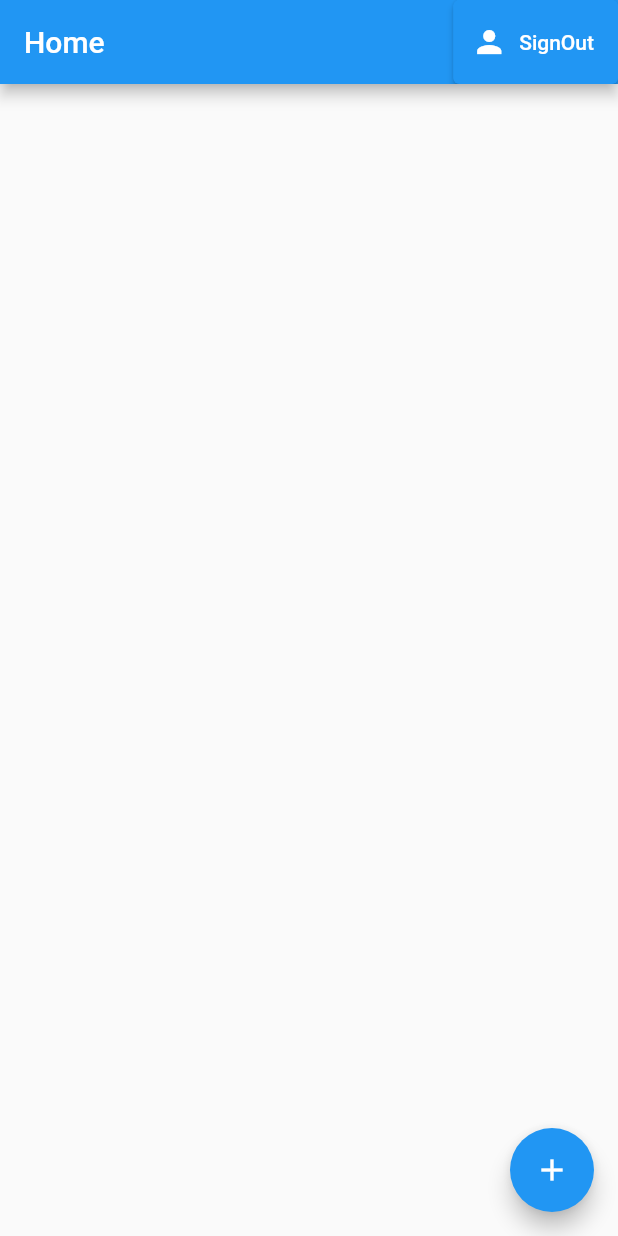
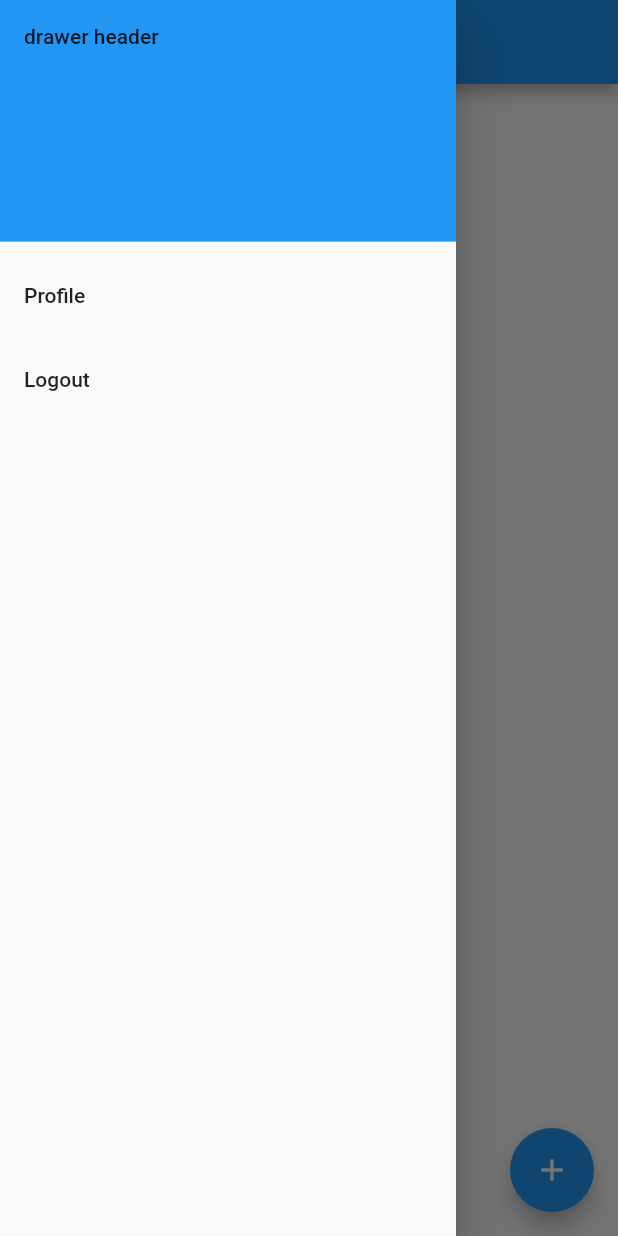
Before and after one commit to otaruit/flutter_twitter, a Flutter app: the screen it shows once a user with an empty profile is signed in, with the side drawer open (before the commit the screen has no drawer), on a phone screen of 412 x 824 dp. Run offline on Flutter 3.47's test engine with Material 2 defaults, Android fonts, the phone set to English and light mode, and no system bars; our stand-ins replace cloud_firestore, firebase_auth, firebase_core; accounts and stored records are empty; network calls fail.

Commit message:
twitter_6_途中

```diff
--- a/lib/screens/main/home.dart
+++ b/lib/screens/main/home.dart
@@ -10,19 +10,7 @@ class Home extends StatelessWidget {
     return Scaffold(
       appBar: AppBar(
         title: const Text("Home"),
-        actions: <Widget>[
-          ElevatedButton.icon(
-            onPressed: () async {
-              _authService.signOut();
-            },
-            icon: const Icon(
-              // <-- Icon
-              Icons.person,
-              size: 24.0,
-            ),
-            label: const Text('SignOut'), // <-- Text
-          ),
-        ],
+
       ),
       floatingActionButton: FloatingActionButton(
         onPressed: () {
@@ -30,6 +18,28 @@ class Home extends StatelessWidget {
         },
         child: const Icon(Icons.add),
       ),
+      drawer: Drawer(
+        child: ListView(
+          children: <Widget>[
+            const DrawerHeader(
+              decoration: BoxDecoration(color: Colors.blue),
+              child: Text('drawer header'),
+            ),
+            ListTile(
+              title: const Text('Profile'),
+              onTap: () {
+                Navigator.pushNamed(context, '/profile');
+              },
+            ),
+            ListTile(
+              title: const Text('Logout'),
+              onTap: () async {
+                _authService.signOut();
+              },
+            ),
+          ],
+        ),
+      ),
     );
   }
 }
--- a/lib/screens/main/posts/add.dart
+++ b/lib/screens/main/posts/add.dart
@@ -1,5 +1,5 @@
 import 'package:flutter/material.dart';
-import 'package:flutter_twitter/services/post.dart';
+import 'package:flutter_twitter/services/posts.dart';
 
 class Add extends StatefulWidget {
   const Add({super.key});
--- /dev/null
+++ b/lib/screens/main/profile/profile.dart
@@ -0,0 +1,28 @@
+import 'package:firebase_auth/firebase_auth.dart';
+import 'package:flutter/material.dart';
+import 'package:flutter_twitter/screens/main/posts/list.dart';
+import 'package:flutter_twitter/services/posts.dart';
+import 'package:provider/provider.dart';
+
+class Profile extends StatefulWidget {
+  const Profile({super.key});
+
+  @override
+  State<Profile> createState() => _ProfileState();
+}
+
+class _ProfileState extends State<Profile> {
+  PostService _postService = PostService();
+  @override
+  Widget build(BuildContext context) {
+    return StreamProvider.value(
+        value:
+            _postService.getPostsByUser(FirebaseAuth.instance.currentUser?.uid),
+        initialData: null,
+        child: Scaffold(
+          body: Container(
+            child: ListPosts(),
+          ),
+        ));
+  }
+}
--- a/lib/screens/wrapper.dart
+++ b/lib/screens/wrapper.dart
@@ -3,6 +3,7 @@ import 'package:flutter_twitter/models/user.dart';
 import 'package:flutter_twitter/screens/auth/signup.dart';
 import 'package:flutter_twitter/screens/main/home.dart';
 import 'package:flutter_twitter/screens/main/posts/add.dart';
+import 'package:flutter_twitter/screens/main/profile/profile.dart';
 import 'package:provider/provider.dart';
 
 class Wrapper extends StatelessWidget {
@@ -22,7 +23,8 @@ class Wrapper extends StatelessWidget {
       initialRoute: '/',
       routes: {
         '/': (context) => const Home(),
-        '/add': (context) => const Add()
+        '/add': (context) => const Add(),
+        '/profile': (context) => const Profile(),
       },
     );
 
--- a/lib/services/auth.dart
+++ b/lib/services/auth.dart
@@ -1,3 +1,4 @@
+import 'package:cloud_firestore/cloud_firestore.dart';
 import 'package:firebase_auth/firebase_auth.dart';
 import 'package:flutter_twitter/models/user.dart';
 
@@ -5,15 +6,11 @@ class AuthService {
   FirebaseAuth auth = FirebaseAuth.instance;
 
   UserModel? _userFromFirebaseUser(User? user) {
-    // null安全のために User? を受け入れるように変更
-    if (user != null) {
-      return UserModel(id: user.uid);
-    }
-    return null; // ユーザーがnullの場合はnullを返す
+    return user != null ? UserModel(id: user.uid) : null;
   }
 
   Stream<UserModel?> get user {
-    return auth.authStateChanges().map((user) => _userFromFirebaseUser(user));
+    return auth.authStateChanges().map(_userFromFirebaseUser);
   }
 
   Future signUp(email, password) async {
@@ -22,9 +19,14 @@ class AuthService {
           email: email, password: password);
       User? user = userCredential.user;
 
+      await FirebaseFirestore.instance
+          .collection('users')
+          .doc(user?.uid)
+          .set({'name': email, 'email': email});
       if (user != null) {
         _userFromFirebaseUser(user);
       }
+
     } on FirebaseAuthException catch (e) {
       if (e.code == 'weak-password') {
         print('The password provided is too weak.');
--- a/pubspec.yaml
+++ b/pubspec.yaml
@@ -39,6 +39,7 @@ dependencies:
   firebase_auth: ^4.11.1
   provider: ^6.0.5
   cloud_firestore: ^4.12.0
+  firebase_storage: ^11.4.1
 
 dev_dependencies:
   flutter_test:
```
Also changed, not shown: lib/models/post.dart (added, +14 -0 lines), lib/screens/main/posts/list.dart (added, +26 -0 lines), lib/services/post.dart (deleted, +0 -12 lines), lib/services/posts.dart (added, +33 -0 lines), pubspec.lock, 3 other files.
